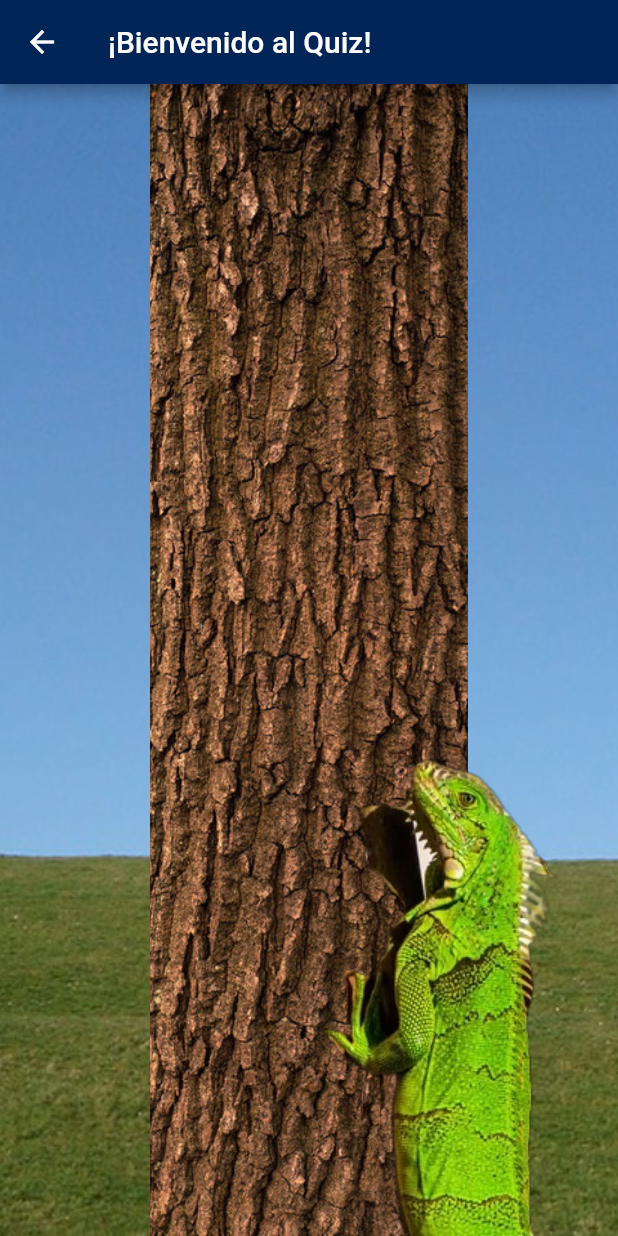
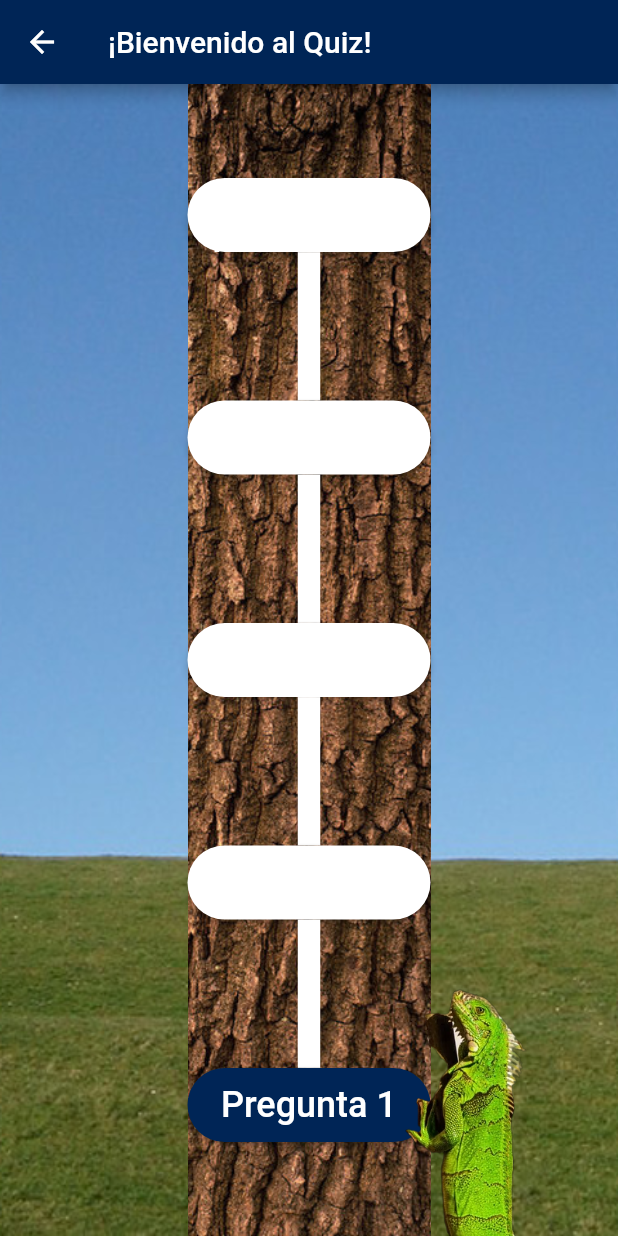
Before and after one commit to MikeOwer/DiabeticsAwareness, a Flutter app: the QuizLobbyPage screen opened directly, after a tap on an icon or button, on a phone screen of 412 x 824 dp. Run offline on Flutter 3.47's test engine with Material 2 defaults, Android fonts, the phone set to English and light mode, and no system bars; our stand-ins replace cloud_firestore, firebase_auth, firebase_core, firebase_messaging, google_sign_in, share_plus; missing offline and left inert: flutter_facebook_auth; accounts and stored records are empty; network calls fail.

Commit message:
Se agregaron cambios en la actividad del quiz

```diff
--- a/diabetic_app/lib/controllers/quiz_controller.dart
+++ b/diabetic_app/lib/controllers/quiz_controller.dart
@@ -23,23 +23,29 @@ class QuizController {
   QuizController._();
 
   static QuizController getInstance() {
-    if(_instance == null) {
+    if (_instance == null) {
       _instance = QuizController._();
     }
     return _instance!;
   }
 
-  void increaseStage(){
-    if(stage < 4){
+  void increaseStage() {
+    if (stage < 4) {
       this.stage++;
     }
   }
 
-  int getStage(){
+  int getStage() {
     return stage;
   }
+
   void resetQuiz() {
     this.stage = 0;
+  }
+
+  List<QuizQuestion> getLevelQuestionsCopy() {
+    //Getter de la lista de preguntas
+    return levelQuestionsCopy;
   }
 
   Future<void> readJSONFromFile(int level) async {
@@ -47,49 +53,59 @@ class QuizController {
       final String response = await rootBundle.loadString(questionsPath);
       final data = await json.decode(response);
 
-      List<dynamic> nivelesList = data['niveles'];
-      List<dynamic> questionsList = nivelesList[level-1]['preguntas'];
-      for(var question in questionsList){
-        questions.add(question['texto']);
-        correctOpts.add(question['respuestas']['correcta']);
-        incorrectOpts.add(
-            List<String>.from(question['respuestas']['incorrectas'])
-        );
+      List<dynamic> nivelesList = data['niveles']; //Lee los niveles diponibles
+      List<dynamic> questionsList = nivelesList[level - 1]
+          ['preguntas']; //Accede a las preguntas del nivel solicitado
+      for (var question in questionsList) {
+        questions.add(question['texto']); //Se añaden las preguntas
+        correctOpts.add(question['respuestas']
+            ['correcta']); //Se añade las respuestas correctas
+        incorrectOpts.add(List<String>.from(question['respuestas']
+            ['incorrectas'])); //Se añaden las respuestas incorrectas como lista
       }
       buildLevelQuestionsList();
-    } catch(e) {
+    } catch (e) {
       print('Exception catched: $e');
     }
   }
 
-  void buildLevelQuestionsList(){
+  void buildLevelQuestionsList() {
     try {
-      for(int i = 0; i < questions.length; i++){
-        levelQuestions.add(QuizQuestion(question: questions[i], correctOpt: correctOpts[i], incorrectOpts: incorrectOpts[i]));
+      for (int i = 0; i < questions.length; i++) {
+        levelQuestions.add(QuizQuestion(
+            question: questions[i],
+            correctOpt: correctOpts[i],
+            incorrectOpts: incorrectOpts[
+                i])); //Se generan las preguntas en el objeto QuizQuestion y se añaden a una lista
       }
-      levelQuestionsCopy = levelQuestions;
-    }catch (e){
+      levelQuestionsCopy =
+          levelQuestions; //Se asigna los valores de una lista de las preguntas a otra
+    } catch (e) {
       print("Exception in builLevelQuestionsList(): $e");
     }
   }
 
+  // Aquí se puede agregar si es aleatoria y no se tomen en cuenta las que ya pasaron
   QuizQuestion selectQuizQuestion() {
+    //Se selecciona la pregunta aleatoriamente
     QuizQuestion deliverableQuestion = QuizQuestion.empty();
 
     try {
-      if(levelQuestionsCopy.isNotEmpty){
+      if (levelQuestionsCopy.isNotEmpty) {
         var random = Random();
         int randomNum = random.nextInt(levelQuestionsCopy.length);
-        deliverableQuestion = levelQuestionsCopy[randomNum];
-        levelQuestionsCopy.removeAt(randomNum);
+        deliverableQuestion =
+            levelQuestionsCopy[randomNum]; //Se genera una pregunta aleatoria
+        levelQuestionsCopy.removeAt(
+            randomNum); //Se remueve la pregunta de la lista de opciones -- Esto hay que preguntarlo
       }
-    } catch(e) {
+    } catch (e) {
       print('Exception in selectQuizQuestion: $e');
     }
     return deliverableQuestion;
   }
 
-  void returnQuestion(QuizQuestion returnedQuestion){
+  void returnQuestion(QuizQuestion returnedQuestion) {
     this.levelQuestionsCopy.add(returnedQuestion);
   }
 
@@ -97,22 +113,18 @@ class QuizController {
     try {
       String path = await getProgressFilePath();
       File file = File(path);
-      if(await file.exists()) {
+      if (await file.exists()) {
         String response = await file.readAsString();
         final data = await json.decode(response);
 
-        Progress progress = Progress.constructor(
-            data['nivelMaxCompletado'],
-            data['nivelesSanos'],
-            parseDateString(data['ultimoInicio'])
-        );
+        Progress progress = Progress.constructor(data['nivelMaxCompletado'],
+            data['nivelesSanos'], parseDateString(data['ultimoInicio']));
         quizProgress = progress;
         compareDates();
       } else {
         updateProgressJSONFile();
         readProgressJSONFile();
       }
-
     } catch (e) {
       print('Exception catched: $e');
     }
@@ -139,7 +151,7 @@ class QuizController {
       "nivelesSanos": quizProgress.getHealthyLevels(),
       "ultimoInicio": fechaString
     };
-    await createProgressJSONFile(data);
+    await createProgressJSONFile(data); //Se sobrescribe el progreso actual
   }
 
   DateTime parseDateString(String date) {
@@ -163,5 +175,4 @@ class QuizController {
     quizProgress.updateLastLogin();
     updateProgressJSONFile();
   }
-
 }
--- a/diabetic_app/lib/my_widgets/menu_button_widget.dart
+++ b/diabetic_app/lib/my_widgets/menu_button_widget.dart
@@ -8,16 +8,13 @@ import '../my_classes/auth.dart';
 class MenuButtonWidget extends StatefulWidget {
   @override
   State createState() => _MenuButtonWidgetState();
-
 }
 
-class _MenuButtonWidgetState extends State<MenuButtonWidget>{
+class _MenuButtonWidgetState extends State<MenuButtonWidget> {
   final User? user = Auth().currentUser;
-  void onPressed() {
+  void onPressed() {}
 
-  }
-
-  Widget menuLoginButton(BuildContext context){
+  Widget menuLoginButton(BuildContext context) {
     return GestureDetector(
       onTap: () => loginButtonPressed(context),
       child: Text('Iniciar Sesión'),
@@ -34,23 +31,21 @@ class _MenuButtonWidgetState extends State<MenuButtonWidget>{
   void quizButtonPressed(BuildContext context) {
     Navigator.push(
         context,
-        MaterialPageRoute(builder: (context) => QuizLobbyPage())
-    );
+        MaterialPageRoute(
+            builder: (context) =>
+                QuizLobbyPage()) //Manera de entrar a el quiz rápido
+        );
   }
   //Espacio para los demás métodos de acción de los botones restantes
 
   void loginButtonPressed(BuildContext context) {
     Navigator.push(
-      context,
-      MaterialPageRoute(builder: (context) => LoginPage())
-    );
+        context, MaterialPageRoute(builder: (context) => LoginPage()));
   }
 
   void configButtonPressed(BuildContext context) {
     Navigator.push(
-      context,
-      MaterialPageRoute(builder: (context) => ConfigPage())
-    );
+        context, MaterialPageRoute(builder: (context) => ConfigPage()));
   }
 
   @override
@@ -63,17 +58,30 @@ class _MenuButtonWidgetState extends State<MenuButtonWidget>{
             child: Text('Quiz'),
           ),
         ),
-        PopupMenuItem(child: Row(children: [
-          Text('Opción 1'),
-        ],),),
-        PopupMenuItem(child: Row(children: [
-          Text('Opción 2'),
-        ],),),
         PopupMenuItem(
-          child: user != null? menuProfileButton(context) : menuLoginButton(context),
+          child: Row(
+            children: [
+              Text('Opción 1'),
+            ],
+          ),
+        ),
+        PopupMenuItem(
+          child: Row(
+            children: [
+              Text('Opción 2'),
+            ],
+          ),
+        ),
+        PopupMenuItem(
+          child: user != null
+              ? menuProfileButton(context)
+              : menuLoginButton(context),
         ),
       ],
-      child: Icon(Icons.menu, size: 36,),
+      child: Icon(
+        Icons.menu,
+        size: 36,
+      ),
     );
   }
 }
--- a/diabetic_app/lib/pages/home_page.dart
+++ b/diabetic_app/lib/pages/home_page.dart
@@ -26,7 +26,7 @@ class _HomePageState extends State<HomePage> {
 
   Widget _title() {
     return const Text(
-      'Diabetic App',
+      'Gluconexión',
       style: TextStyle(fontSize: 26),
     ); //DEBE MODIFICARSE CUANDO SE TENGA UN NOMBRE MÁS ADECUADO
   }
--- a/diabetic_app/lib/pages/quiz_page.dart
+++ b/diabetic_app/lib/pages/quiz_page.dart
@@ -178,19 +178,17 @@ class _QuizPageState extends State<QuizPage> {
 
   Widget _quizBackgroundLayout() {
     return Stack(
+      //Trabaja como un espacio para acomodar widgets
       children: [
         Positioned.fill(
           child: Image.asset(
             'assets/textures/campo.jpg',
             fit: BoxFit.cover, //Para rellenar todo el fondo de la actividad
-            //repeat: ImageRepeat.repeat,
-            //color: Colors.blue,
-            //colorBlendMode: BlendMode.plus,
           ),
         ),
         Positioned(
-          left: 100,
-          right: 100,
+          left: 125,
+          right: 125,
           bottom: 0,
           top: 0,
           child: Image.asset(
@@ -199,10 +197,31 @@ class _QuizPageState extends State<QuizPage> {
           ),
         ),
         Positioned(
-          right: 40,
+          left: 125,
+          right: 125,
           bottom: 0,
-          child: Container(child: Image.asset('assets/images/Iguana.png')),
+          top: 0,
+          child: SizedBox(
+            height: MediaQuery.of(context).size.height,
+            child: Column(
+              mainAxisAlignment: MainAxisAlignment.center,
+              children: _buildListaDeBotones().reversed.toList(),
+            ),
+          ),
         ),
+        Positioned(
+          right: 60,
+          bottom: 0,
+          child: Container(
+              width: MediaQuery.of(context).size.width * 0.2,
+              height: MediaQuery.of(context).size.height * 0.2,
+              child: Image.asset('assets/images/Iguana.png')),
+        ),
+        if (showCard && quizController.stage < 3)
+          QuestionCardWidget(pickedQuestion.question, optionButtons),
+        if (currentStage >= 3) CongratsCardWidget(level: this.level),
+        if (correctSelected) _correctGIF(),
+        if (incorrectSelected) _incorrectGIF(),
       ],
     );
     /*return GestureDetector(
@@ -232,4 +251,106 @@ class _QuizPageState extends State<QuizPage> {
       ),
     );*/
   }
+
+  List<Widget> _buildListaDeBotones() {
+    List<Widget> buttonList = [];
+    //List<QuizQuestion> questionList = quizController.getLevelQuestionsCopy();
+
+    buttonList.add(
+      _buildPrimerElemento(),
+    );
+
+    for (int i = 1; i < 4; i++) {
+      buttonList.add(
+        Column(
+          children: [
+            SizedBox(
+              height: MediaQuery.of(context).size.height * 0.06,
+              width: 200,
+              child: ElevatedButton(
+                style: ElevatedButton.styleFrom(
+                  shape: RoundedRectangleBorder(
+                    borderRadius: BorderRadius.circular(50.0),
+                  ),
+                  backgroundColor: Theme.of(context)
+                      .scaffoldBackgroundColor, //Cambio de los colores a blanco
+                ),
+                onPressed: () {
+                  _toggleCardVisibility();
+                },
+                child:
+                    Text('Pregunta ${i + 1}', style: TextStyle(fontSize: 24)),
+              ),
+            ),
+            Container(
+              color: Theme.of(context).scaffoldBackgroundColor,
+              height: MediaQuery.of(context).size.height * 0.12,
+              width: 15,
+            ),
+          ],
+        ),
+      );
+    }
+
+    // Añade el último elemento de manera diferente
+    buttonList.add(
+      _buildUltimoElemento(),
+    );
+
+    return buttonList;
+  }
+
+  Widget _buildPrimerElemento() {
+    return Container(
+      child: SizedBox(
+        height: MediaQuery.of(context).size.height * 0.06,
+        width: 200,
+        child: ElevatedButton(
+          style: ElevatedButton.styleFrom(
+            shape: RoundedRectangleBorder(
+              borderRadius: BorderRadius.circular(50.0),
+            ),
+          ),
+          onPressed: () {
+            _toggleCardVisibility();
+          },
+          child: Text(
+            'Pregunta 1',
+            style: TextStyle(fontSize: 24),
+          ),
+        ),
+      ),
+    );
+  }
+
+  Widget _buildUltimoElemento() {
+    return Column(
+      children: [
+        SizedBox(
+          height: MediaQuery.of(context).size.height * 0.06,
+          width: 200,
+          child: ElevatedButton(
+            style: ElevatedButton.styleFrom(
+              shape: RoundedRectangleBorder(
+                borderRadius: BorderRadius.circular(50.0),
+              ),
+              backgroundColor: Theme.of(context).scaffoldBackgroundColor,
+            ),
+            onPressed: () {
+              _toggleCardVisibility();
+            },
+            child: Text(
+              'Pregunta final',
+              style: TextStyle(fontSize: 24),
+            ),
+          ),
+        ),
+        Container(
+          color: Theme.of(context).scaffoldBackgroundColor,
+          height: MediaQuery.of(context).size.height * 0.12,
+          width: 15,
+        ),
+      ],
+    );
+  }
 }
```
